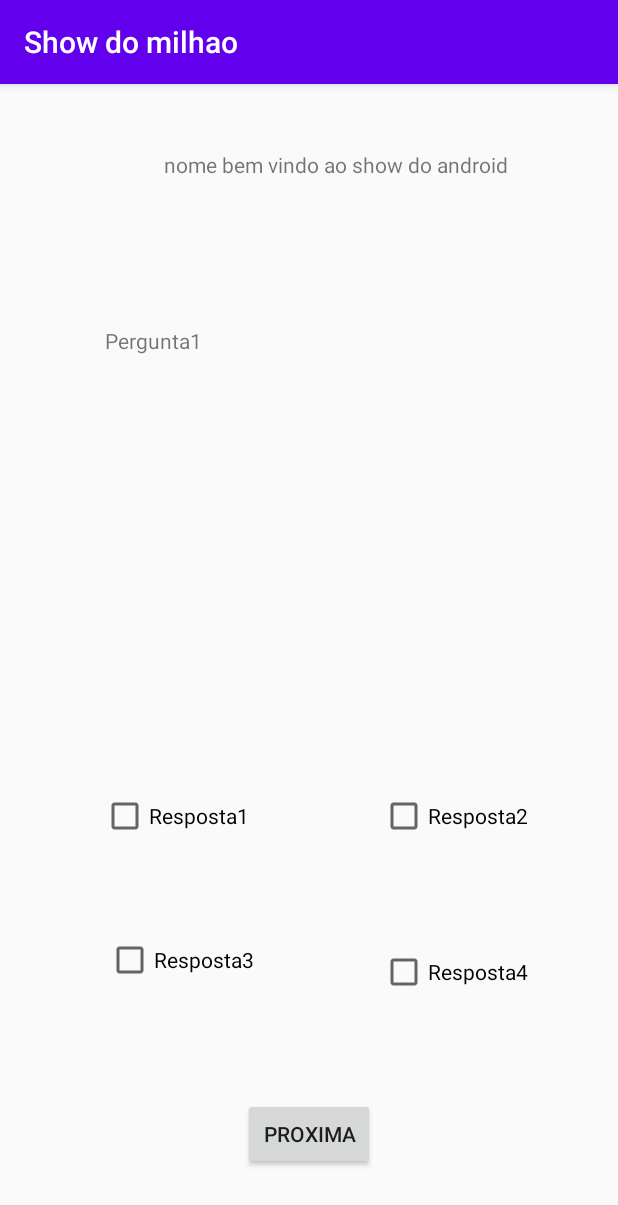
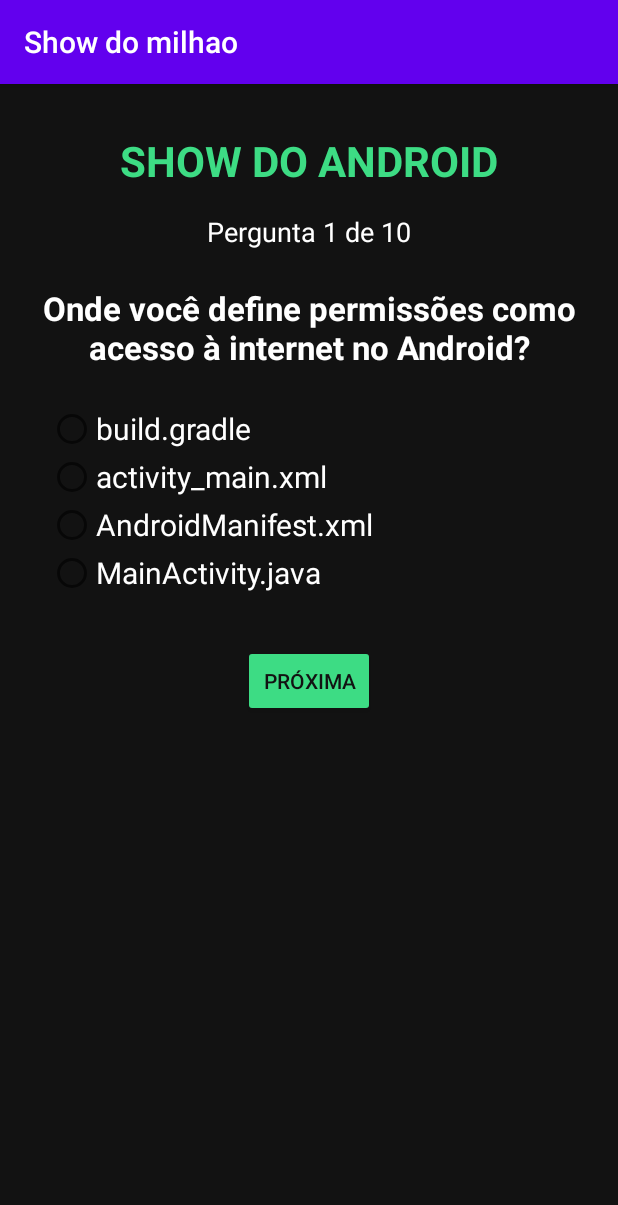
Before and after one commit to SauloOliveira358/Show-do-Android, an Android app: the Quiz screen opened directly, with no data from a screen before it, on a phone screen of 412 x 824 dp. Shown: the top 1205 px of the screen. Run offline under Robolectric (Android 15) with nearby library versions, the phone set to English and light mode, and no system bars.

Commit message:
Foi adicionado a tela de resultado, mexi no front de algumas telas para configurar layut e cores, e fiz a mudança no codigo java do quiz de "checkbox" para RadionButton.

```diff
--- a/app/src/main/AndroidManifest.xml
+++ b/app/src/main/AndroidManifest.xml
@@ -12,6 +12,7 @@
         android:supportsRtl="true"
         android:theme="@style/Theme.ShowDoMilhao"
         tools:targetApi="31">
+
         <activity
             android:name=".Placar"
             android:exported="false">
@@ -20,12 +21,16 @@
                 android:value="" />
         </activity>
         <activity
+            android:name=".Resultado"/>
+
+        <activity
             android:name=".Quiz"
             android:exported="false">
             <meta-data
                 android:name="android.app.lib_name"
                 android:value="" />
         </activity>
+
         <activity
             android:name=".TelaNome"
             android:exported="true">
--- a/app/src/main/java/com/example/showdomilhao/Quiz.java
+++ b/app/src/main/java/com/example/showdomilhao/Quiz.java
@@ -1,126 +1,150 @@
 package com.example.showdomilhao;
 
+import android.content.Intent;
 import android.support.v7.app.AppCompatActivity;
 import android.os.Bundle;
 import android.view.View;
 import android.widget.Button;
-import android.widget.CheckBox;
+import android.widget.RadioButton;
+import android.widget.RadioGroup;
 import android.widget.TextView;
+import android.widget.Toast;
 
 public class Quiz extends AppCompatActivity {
-private TextView bemVindo,pergunta;
-private CheckBox resposta1,resposta2,resposta3,resposta4;
-private Button proxima_Pergunta;
-private boolean checkBoxTexto;
-private int pontuação;
 
-private String []  Perguntas = {
-        "Pergunta1",
-        "Pergunta2",
-        "Pergunta3",
-};
+    // Componentes da interface
+    private TextView textoBemVindo, textoPergunta, textoNumeroPergunta;
+    private RadioGroup grupoRespostas;
+    private RadioButton resposta1, resposta2, resposta3, resposta4;
+    private Button botaoProxima;
 
-private String[][] Respostas = {
-        {"Resposta1","Resposta2","Resposta3","Resposta4"},
-        {"Resposta1","Resposta2","Resposta3","Resposta4"},
-        {"Resposta1","Resposta2","Resposta3","Resposta4"},
-};
+    // Controle do quiz
+    private int perguntaAtual = 0;
+    private int pontuacao = 0;
 
-private int [] respostaCerta = {1,2,0}; //aqui coloca as respostas correta em cada pergunta na ordem certa
-private int respostaSelecionada;
-private int perguntaAtual = 0;
+    // Perguntas
+    private String[] perguntas = {
+            "Onde você define permissões como acesso à internet no Android?",
+            "Qual método do ciclo de vida de uma Activity é chamado quando ela é criada?",
+            "Qual é a extensão dos arquivos de layout no Android Studio?",
+            "Qual destes não é um componente de interface no Android?",
+            "O que é um Intent no desenvolvimento Android?",
+            "O que o arquivo AndroidManifest.xml NÃO faz?",
+            "Qual linguagem de marcação é usada para criar layouts no Android Studio?",
+            "Qual componente serve para exibir um texto fixo na tela?",
+            "Onde você altera o nome do aplicativo?",
+            "Qual destes componentes permite ao usuário digitar texto?"
+    };
+
+
+    // Alternativas
+    private String[][] respostas = {
+            {"build.gradle", "activity_main.xml", "AndroidManifest.xml", "MainActivity.java"}, // Pergunta 1
+            {"onStart()", "onResume()", "onPause()", "onCreate()"}, // Pergunta 2
+            {".html", ".xml", ".json", ".layout"}, // Pergunta 3
+            {"TextView", "Button", "Intent", "EditText"}, // Pergunta 4
+            {"Um botão na interface", "Um layout XML", "Um mecanismo para navegação entre componentes", "Um tipo de banco de dados"}, // Pergunta 5
+            {"Declara atividades e serviços", "Configura permissões", "Define o layout da aplicação", "Define o nome do aplicativo"}, // Pergunta 6
+            {"HTML", "CSS", "XML", "JSON"}, // Pergunta 7
+            {"EditText", "Button", "TextView", "ImageView"}, // Pergunta 8
+            {"No arquivo MainActivity.java", "No AndroidManifest.xml", "No arquivo strings.xml", "No build.gradle"}, // Pergunta 9
+            {"TextView", "Button", "EditText", "ImageView"} // Pergunta 10
+    };
+
+
+    // Índice das respostas corretas
+    private int[] respostasCorretas = {2, 3, 1, 2, 2, 2, 2, 2, 2, 2};
+
+
     @Override
     protected void onCreate(Bundle savedInstanceState) {
         super.onCreate(savedInstanceState);
         setContentView(R.layout.activity_quiz);
-        bemVindo = findViewById(R.id.IdTextViewShowdoAndroid);
-        pergunta = findViewById(R.id.IdTextViewPergunta);
-        resposta1 = findViewById(R.id.IdCheckboxResposta1);
-        resposta2 = findViewById(R.id.IdCheckboxResposta2);
-        resposta3 = findViewById(R.id.IdCheckboxResposta3);
-        resposta4 = findViewById(R.id.IdCheckboxResposta4);
 
-        carregar_Perguntas();
-        proxima_Pergunta = findViewById(R.id.IdBtnProximaPergunta);
+        // Ligando os elementos do XML
+        textoBemVindo = findViewById(R.id.IdTextViewShowdoAndroid);
+        textoPergunta = findViewById(R.id.IdTextViewPergunta);
+        textoNumeroPergunta = findViewById(R.id.IdTextViewNumeroPergunta);
+        grupoRespostas = findViewById(R.id.IdGrupoRespostas);
+        resposta1 = findViewById(R.id.IdRadioResposta1);
+        resposta2 = findViewById(R.id.IdRadioResposta2);
+        resposta3 = findViewById(R.id.IdRadioResposta3);
+        resposta4 = findViewById(R.id.IdRadioResposta4);
+        botaoProxima = findViewById(R.id.IdBtnProximaPergunta);
 
-        View.OnClickListener clique = new View.OnClickListener() {
+        // Carregar a primeira pergunta
+        carregarPergunta();
+
+        // Clique no botão Próxima
+        botaoProxima.setOnClickListener(new View.OnClickListener() {
             @Override
             public void onClick(View v) {
-                CheckBox clicou = (CheckBox) v;
-                //os ifs pega  cada resposta a qual clicou
-                // e atribu um valor a variavel resposta Selecionada
-                if(v == resposta1)respostaSelecionada = 0;
-                if(v == resposta2)respostaSelecionada = 1;
-                if(v == resposta3)respostaSelecionada = 2;
-                if(v == resposta4)respostaSelecionada = 3;
-                resposta1.setChecked(false);
-                resposta2.setChecked(false);
-                resposta3.setChecked(false);
-                resposta4.setChecked(false);
+                if (!respostaSelecionada()) {
+                    Toast.makeText(Quiz.this, "Selecione uma resposta!", Toast.LENGTH_SHORT).show();
+                    return;
+                }
 
-                clicou.setChecked(true);
-                checkBoxTexto = true;       //pra pegar se selecionao e nao pular
-            }
-        };
+                if (respostaCorreta()) {
+                    pontuacao++;
+                    Toast.makeText(Quiz.this, "Acertou!", Toast.LENGTH_SHORT).show();
+                } else {
+                    Toast.makeText(Quiz.this, "Errou!", Toast.LENGTH_SHORT).show();
+                }
 
-        resposta1.setOnClickListener(clique);
-        resposta2.setOnClickListener(clique);
-        resposta3.setOnClickListener(clique);
-        resposta4.setOnClickListener(clique);
+                perguntaAtual++;
 
-        //botao proxima pergunta
-        proxima_Pergunta.setOnClickListener(new View.OnClickListener() {
-            @Override
-            public void onClick(View v) {
-                acertoErro();  // o metodo pra saber se acertou ou errou
-                if(perguntaAtual <= Perguntas.length-2){
-                    if(perguntaAtual <= Perguntas.length-3){
-                        proxima_Pergunta.setText("Finalizar");
-                    }
-                    if(checkBoxTexto == true){
-                        perguntaAtual++;
-                        carregar_Perguntas();
-                        //bloco para tirar o clique que fica no check box
-                        resposta1.setChecked(false);
-                        resposta2.setChecked(false);
-                        resposta3.setChecked(false);
-                        resposta4.setChecked(false);
-                        //fim do bloco
-                }
-                }else{
-
-                    //Tela final de quantas acertou ou o que fazer
-                    //
-                    //
-                    //
-
+                if (perguntaAtual < perguntas.length) {
+                    carregarPergunta();
+                } else {
+                    mostrarResultado();
                 }
             }
-        }); // fim do botao proxima pergunta
+        });
+    }
 
+    // ✔️ Carrega pergunta e respostas na tela
+    private void carregarPergunta() {
+        textoPergunta.setText(perguntas[perguntaAtual]);
+        textoNumeroPergunta.setText("Pergunta " + (perguntaAtual + 1) + " de " + perguntas.length);
 
-    }
-        //Carregar as perguntas de forma altomatica
-    public void carregar_Perguntas(){
-        //aqui pega as perguntas pela perguntaAtual ai pega certinho de todas é o indice de controle
-        pergunta.setText(Perguntas[perguntaAtual]);
-        //as resposta sao matriz porque ai cada linha tem 4 alternativas ai o indice delas e que vai pra cada alternativa
-        resposta1.setText(Respostas[perguntaAtual][0]);
-        resposta2.setText(Respostas[perguntaAtual][1]);
-        resposta3.setText(Respostas[perguntaAtual][2]);
-        resposta4.setText(Respostas[perguntaAtual][3]);
+        resposta1.setText(respostas[perguntaAtual][0]);
+        resposta2.setText(respostas[perguntaAtual][1]);
+        resposta3.setText(respostas[perguntaAtual][2]);
+        resposta4.setText(respostas[perguntaAtual][3]);
 
-    }//fim metodo carregar_Perguntas
+        grupoRespostas.clearCheck();
 
-    //metodo de acerto e erro
-    public void acertoErro(){
-        if(respostaSelecionada == respostaCerta[perguntaAtual]){
-            pontuação++;
-            String Stringpontuação = String.valueOf(pontuação);
-            //ao pra testes
-            bemVindo.setText(bemVindo.getText().toString() + " " + Stringpontuação);
+        if (perguntaAtual == perguntas.length - 1) {
+            botaoProxima.setText("Finalizar");
+        } else {
+            botaoProxima.setText("Próxima");
         }
     }
 
+    // ✔️ Verifica se uma resposta foi selecionada
+    private boolean respostaSelecionada() {
+        return grupoRespostas.getCheckedRadioButtonId() != -1;
+    }
+
+    // ✔️ Verifica se a resposta selecionada é correta
+    private boolean respostaCorreta() {
+        int idSelecionado = grupoRespostas.getCheckedRadioButtonId();
+        int respostaIndex = -1;
+
+        if (idSelecionado == resposta1.getId()) respostaIndex = 0;
+        else if (idSelecionado == resposta2.getId()) respostaIndex = 1;
+        else if (idSelecionado == resposta3.getId()) respostaIndex = 2;
+        else if (idSelecionado == resposta4.getId()) respostaIndex = 3;
+
+        return respostaIndex == respostasCorretas[perguntaAtual];
+    }
+
+    // ✔️ Mostra resultado final
+    private void mostrarResultado() {
+        Intent intent = new Intent(Quiz.this, Resultado.class);
+        intent.putExtra("pontuacao", pontuacao);
+        startActivity(intent);
+        finish();
+    }
 
 }
--- a/app/src/main/res/layout/activity_quiz.xml
+++ b/app/src/main/res/layout/activity_quiz.xml
@@ -1,86 +1,112 @@
 <?xml version="1.0" encoding="utf-8"?>
-<android.support.constraint.ConstraintLayout xmlns:android="http://schemas.android.com/apk/res/android"
+<android.support.constraint.ConstraintLayout
+    xmlns:android="http://schemas.android.com/apk/res/android"
     xmlns:app="http://schemas.android.com/apk/res-auto"
-    xmlns:tools="http://schemas.android.com/tools"
     android:layout_width="match_parent"
     android:layout_height="match_parent"
-    tools:context=".Quiz">
+    android:background="#121212">
 
+    <!-- Título principal -->
+    <TextView
+        android:id="@+id/IdTextViewShowdoAndroid"
+        android:layout_width="wrap_content"
+        android:layout_height="wrap_content"
+        android:text="SHOW DO ANDROID"
+        android:textSize="28sp"
+        android:textColor="#3DDC84"
+        android:textStyle="bold"
+        app:layout_constraintTop_toTopOf="parent"
+        app:layout_constraintStart_toStartOf="parent"
+        app:layout_constraintEnd_toEndOf="parent"
+        android:layout_marginTop="32dp"/>
+
+    <!-- Número da pergunta -->
+    <TextView
+        android:id="@+id/IdTextViewNumeroPergunta"
+        android:layout_width="wrap_content"
+        android:layout_height="wrap_content"
+        android:text="Pergunta 1 de 10"
+        android:textSize="18sp"
+        android:textColor="#FFFFFF"
+        app:layout_constraintTop_toBottomOf="@id/IdTextViewShowdoAndroid"
+        app:layout_constraintStart_toStartOf="parent"
+        app:layout_constraintEnd_toEndOf="parent"
+        android:layout_marginTop="16dp"/>
+
+    <!-- Pergunta -->
     <TextView
         android:id="@+id/IdTextViewPergunta"
         android:layout_width="0dp"
-        android:layout_height="107dp"
-        android:layout_marginStart="70dp"
-        android:layout_marginTop="161dp"
-        android:layout_marginEnd="70dp"
-        android:text="Pergunta"
-        app:layout_constraintEnd_toEndOf="parent"
+        android:layout_height="wrap_content"
+        android:text="Aqui vai a pergunta"
+        android:textSize="22sp"
+        android:textStyle="bold"
+        android:textColor="#FFFFFF"
+        android:gravity="center"
+        android:layout_marginStart="24dp"
+        android:layout_marginEnd="24dp"
+        android:layout_marginTop="24dp"
+        app:layout_constraintTop_toBottomOf="@id/IdTextViewNumeroPergunta"
         app:layout_constraintStart_toStartOf="parent"
-        app:layout_constraintTop_toTopOf="parent" />
+        app:layout_constraintEnd_toEndOf="parent"/>
 
-    <CheckBox
-        android:id="@+id/IdCheckboxResposta1"
+    <!-- Grupo de respostas -->
+    <RadioGroup
+        android:id="@+id/IdGrupoRespostas"
+        android:layout_width="0dp"
+        android:layout_height="wrap_content"
+        android:orientation="vertical"
+        android:layout_marginStart="32dp"
+        android:layout_marginEnd="32dp"
+        android:layout_marginTop="24dp"
+        app:layout_constraintTop_toBottomOf="@id/IdTextViewPergunta"
+        app:layout_constraintStart_toStartOf="parent"
+        app:layout_constraintEnd_toEndOf="parent">
+
+        <RadioButton
+            android:id="@+id/IdRadioResposta1"
             android:layout_width="wrap_content"
             android:layout_height="wrap_content"
-        android:layout_marginStart="67dp"
-        android:layout_marginBottom="256dp"
-        android:minHeight="48dp"
-        android:text="CheckBox"
-        app:layout_constraintBottom_toBottomOf="parent"
-        app:layout_constraintStart_toStartOf="parent" />
+            android:text="Resposta 1"
+            android:textSize="20sp"
+            android:textColor="#FFFFFF"/>
 
-    <CheckBox
-        android:id="@+id/IdCheckboxResposta2"
+        <RadioButton
+            android:id="@+id/IdRadioResposta2"
             android:layout_width="wrap_content"
             android:layout_height="wrap_content"
-        android:minHeight="48dp"
-        android:text="CheckBox"
-        app:layout_constraintBaseline_toBaselineOf="@+id/IdCheckboxResposta1"
-        app:layout_constraintEnd_toEndOf="@+id/IdCheckboxResposta4"
-        app:layout_constraintStart_toStartOf="@+id/IdCheckboxResposta4" />
+            android:text="Resposta 2"
+            android:textSize="20sp"
+            android:textColor="#FFFFFF"/>
 
-    <CheckBox
-        android:id="@+id/IdCheckboxResposta3"
+        <RadioButton
+            android:id="@+id/IdRadioResposta3"
             android:layout_width="wrap_content"
             android:layout_height="wrap_content"
-        android:layout_marginStart="3dp"
-        android:layout_marginTop="48dp"
-        android:minHeight="48dp"
-        android:text="CheckBox"
-        app:layout_constraintStart_toStartOf="@+id/IdCheckboxResposta1"
-        app:layout_constraintTop_toBottomOf="@+id/IdCheckboxResposta1" />
+            android:text="Resposta 3"
+            android:textSize="20sp"
+            android:textColor="#FFFFFF"/>
 
-    <CheckBox
-        android:id="@+id/IdCheckboxResposta4"
+        <RadioButton
+            android:id="@+id/IdRadioResposta4"
             android:layout_width="wrap_content"
             android:layout_height="wrap_content"
-        android:layout_marginTop="64dp"
-        android:layout_marginEnd="60dp"
-        android:layout_marginBottom="68dp"
-        android:minHeight="48dp"
-        android:text="CheckBox"
-        app:layout_constraintBottom_toTopOf="@+id/IdBtnProximaPergunta"
-        app:layout_constraintEnd_toEndOf="parent"
-        app:layout_constraintTop_toBottomOf="@+id/IdCheckboxResposta2" />
+            android:text="Resposta 4"
+            android:textSize="20sp"
+            android:textColor="#FFFFFF"/>
+    </RadioGroup>
 
+    <!-- Botão Próxima -->
     <Button
         android:id="@+id/IdBtnProximaPergunta"
         android:layout_width="wrap_content"
         android:layout_height="wrap_content"
-        android:layout_marginBottom="44dp"
-        android:text="Proxima"
-        app:layout_constraintBottom_toBottomOf="parent"
-        app:layout_constraintEnd_toEndOf="parent"
-        app:layout_constraintStart_toStartOf="parent" />
-
-    <TextView
-        android:id="@+id/IdTextViewShowdoAndroid"
-        android:layout_width="wrap_content"
-        android:layout_height="wrap_content"
-        android:layout_marginTop="44dp"
-        android:layout_marginEnd="73dp"
-        android:text="nome bem vindo ao show do android"
-        app:layout_constraintEnd_toEndOf="parent"
-        app:layout_constraintTop_toTopOf="parent" />
+        android:text="Próxima"
+        android:backgroundTint="#3DDC84"
+        android:textColor="#121212"
+        android:layout_marginTop="32dp"
+        app:layout_constraintTop_toBottomOf="@id/IdGrupoRespostas"
+        app:layout_constraintStart_toStartOf="parent"
+        app:layout_constraintEnd_toEndOf="parent"/>
 
 </android.support.constraint.ConstraintLayout>
```
Also changed, not shown: app/src/main/java/com/example/showdomilhao/Resultado.java (added, +51 -0 lines), app/src/main/res/layout/activity_resultado.xml (added, +60 -0 lines), app/src/main/res/layout/activity_tela_nome.xml (+14 -9 lines), gradle.properties (line endings or trailing spaces). Lines whose indentation alone changed are shown as unchanged.
